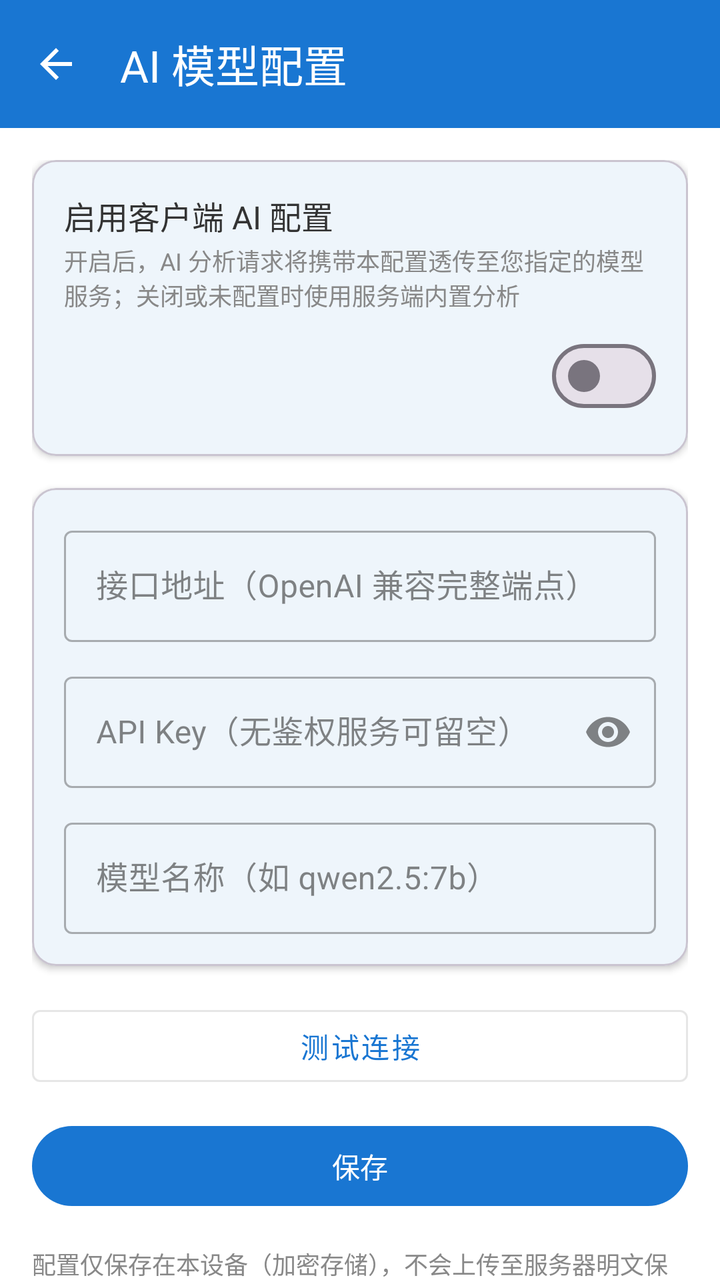
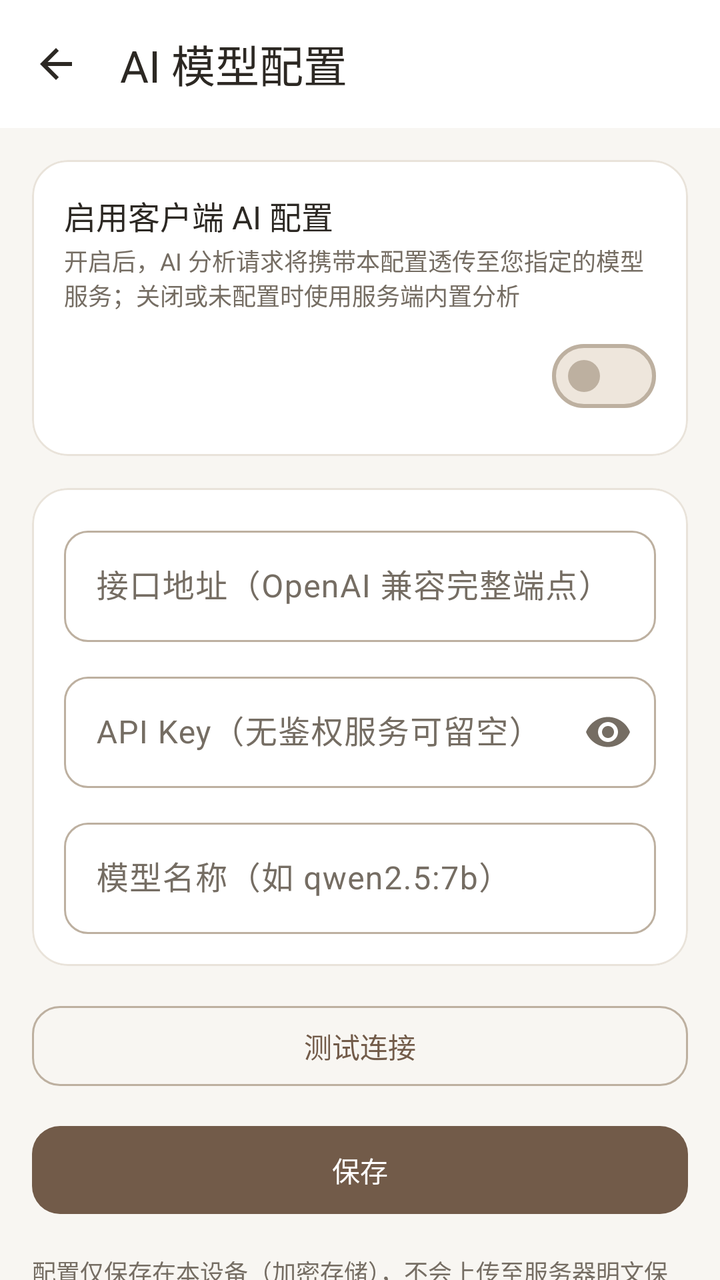

The first picture is an Android layout as it rendered before a commit; the second is the same layout after the commit. The layout source and the unified diff follow.
<!-- AndroidManifest.xml: application theme Theme.Project_Pandora -->
<!-- res/layout/activity_ai_config.xml -->
<?xml version="1.0" encoding="utf-8"?>
<layout xmlns:android="http://schemas.android.com/apk/res/android"
    xmlns:app="http://schemas.android.com/apk/res-auto">

    <data>

    </data>

    <androidx.constraintlayout.widget.ConstraintLayout
        android:layout_width="match_parent"
        android:layout_height="match_parent"
        android:background="@color/color_bg_page">

        <com.google.android.material.appbar.MaterialToolbar
            android:id="@+id/toolbar"
            android:layout_width="match_parent"
            android:layout_height="wrap_content"
            android:background="?attr/colorPrimary"
            app:title="AI 模型配置"
            app:titleTextColor="@android:color/white"
            app:navigationIcon="@drawable/ic_back"
            app:layout_constraintTop_toTopOf="parent" />

        <ScrollView
            android:layout_width="match_parent"
            android:layout_height="0dp"
            android:fillViewport="true"
            android:scrollbars="none"
            app:layout_constraintTop_toBottomOf="@id/toolbar"
            app:layout_constraintBottom_toBottomOf="parent">

            <LinearLayout
                android:layout_width="match_parent"
                android:layout_height="wrap_content"
                android:orientation="vertical"
                android:padding="16dp">

                <com.google.android.material.card.MaterialCardView
                    android:layout_width="match_parent"
                    android:layout_height="wrap_content"
                    android:layout_marginBottom="16dp"
                    app:cardCornerRadius="12dp"
                    app:cardElevation="2dp">

                    <LinearLayout
                        android:layout_width="match_parent"
                        android:layout_height="wrap_content"
                        android:orientation="vertical"
                        android:padding="16dp">

                        <TextView
                            android:layout_width="match_parent"
                            android:layout_height="wrap_content"
                            android:text="启用客户端 AI 配置"
                            android:textSize="16sp"
                            android:textColor="@color/color_text_primary" />

                        <TextView
                            android:layout_width="match_parent"
                            android:layout_height="wrap_content"
                            android:layout_marginTop="2dp"
                            android:text="开启后，AI 分析请求将携带本配置透传至您指定的模型服务；关闭或未配置时使用服务端内置分析"
                            android:textSize="12sp"
                            android:textColor="@color/color_text_secondary" />

                        <com.google.android.material.materialswitch.MaterialSwitch
                            android:id="@+id/switch_enable"
                            android:layout_width="match_parent"
                            android:layout_height="wrap_content"
                            android:layout_marginTop="8dp" />

                    </LinearLayout>
                </com.google.android.material.card.MaterialCardView>

                <com.google.android.material.card.MaterialCardView
                    android:layout_width="match_parent"
                    android:layout_height="wrap_content"
                    android:layout_marginBottom="16dp"
                    app:cardCornerRadius="12dp"
                    app:cardElevation="2dp">

                    <LinearLayout
                        android:layout_width="match_parent"
                        android:layout_height="wrap_content"
                        android:orientation="vertical"
                        android:padding="16dp">

                        <com.google.android.material.textfield.TextInputLayout
                            android:id="@+id/til_api_url"
                            style="@style/Widget.MaterialComponents.TextInputLayout.OutlinedBox"
                            android:layout_width="match_parent"
                            android:layout_height="wrap_content"
                            android:layout_marginBottom="12dp"
                            android:hint="接口地址（OpenAI 兼容完整端点）">

                            <com.google.android.material.textfield.TextInputEditText
                                android:id="@+id/edit_api_url"
                                android:layout_width="match_parent"
                                android:layout_height="wrap_content"
                                android:inputType="textUri"
                                android:maxLines="1"
                                android:textColor="@color/color_text_edit_content" />
                        </com.google.android.material.textfield.TextInputLayout>

                        <com.google.android.material.textfield.TextInputLayout
                            android:id="@+id/til_api_key"
                            style="@style/Widget.MaterialComponents.TextInputLayout.OutlinedBox"
                            android:layout_width="match_parent"
                            android:layout_height="wrap_content"
                            android:layout_marginBottom="12dp"
                            android:hint="API Key（无鉴权服务可留空）"
                            app:endIconMode="password_toggle">

                            <com.google.android.material.textfield.TextInputEditText
                                android:id="@+id/edit_api_key"
                                android:layout_width="match_parent"
                                android:layout_height="wrap_content"
                                android:inputType="textPassword"
                                android:maxLines="1"
                                android:textColor="@color/color_text_edit_content" />
                        </com.google.android.material.textfield.TextInputLayout>

                        <com.google.android.material.textfield.TextInputLayout
                            android:id="@+id/til_model"
                            style="@style/Widget.MaterialComponents.TextInputLayout.OutlinedBox"
                            android:layout_width="match_parent"
                            android:layout_height="wrap_content"
                            android:hint="模型名称（如 qwen2.5:7b）">

                            <com.google.android.material.textfield.TextInputEditText
                                android:id="@+id/edit_model"
                                android:layout_width="match_parent"
                                android:layout_height="wrap_content"
                                android:inputType="text"
                                android:maxLines="1"
                                android:textColor="@color/color_text_edit_content" />
                        </com.google.android.material.textfield.TextInputLayout>

                    </LinearLayout>
                </com.google.android.material.card.MaterialCardView>

                <com.google.android.material.button.MaterialButton
                    android:id="@+id/btn_test"
                    style="@style/Widget.MaterialComponents.Button.OutlinedButton"
                    android:layout_width="match_parent"
                    android:layout_height="wrap_content"
                    android:layout_marginBottom="12dp"
                    android:text="测试连接" />

                <com.google.android.material.button.MaterialButton
                    android:id="@+id/btn_save"
                    android:layout_width="match_parent"
                    android:layout_height="wrap_content"
                    android:layout_marginBottom="16dp"
                    android:text="保存" />

                <TextView
                    android:layout_width="match_parent"
                    android:layout_height="wrap_content"
                    android:text="配置仅保存在本设备（加密存储），不会上传至服务器明文保存。测试连接使用当前输入值直接探测，与保存操作互不影响。"
                    android:textSize="12sp"
                    android:textColor="@color/color_text_secondary" />

            </LinearLayout>
        </ScrollView>

    </androidx.constraintlayout.widget.ConstraintLayout>
</layout>
<!-- resources referenced by this layout -->
<resources>
  <color name="color_bg_page">#FFFFFFFF</color>
  <color name="color_text_edit_content">#FF000000</color>
  <color name="color_text_primary">#FF333333</color>
  <color name="color_text_secondary">#FF888888</color>
  <style name="Base.Theme.Project_Pandora" parent="Theme.Material3.DayNight.NoActionBar">
          
          <item name="colorPrimary">@color/color_calendar_today</item>
          <item name="colorOnPrimary">@color/white</item>
          <item name="colorSurface">@color/color_bg_page</item>
          <item name="colorOnSurface">@color/color_text_primary</item>
          <item name="colorOnSurfaceVariant">@color/color_text_secondary</item>
          <item name="android:colorBackground">@color/color_bg_page</item>
          <item name="android:textColorPrimary">@color/color_text_primary</item>
          <item name="android:textColorSecondary">@color/color_text_secondary</item>
      </style>
  <color name="color_calendar_today">#FF1976D2</color>
  <color name="white">#FFFFFFFF</color>
  <!-- unchanged entries left out for length: 2 -->
</resources>

<!-- the commit's change to res/layout/activity_ai_config.xml (unified diff, before → after) -->
@@ -15,11 +15,14 @@
             android:id="@+id/toolbar"
             android:layout_width="match_parent"
             android:layout_height="wrap_content"
-            android:background="?attr/colorPrimary"
+            android:background="@color/color_surface"
             app:title="AI 模型配置"
-            app:titleTextColor="@android:color/white"
+            app:titleTextColor="@color/color_text_primary"
             app:navigationIcon="@drawable/ic_back"
-            app:layout_constraintTop_toTopOf="parent" />
+            app:layout_constraintTop_toTopOf="parent"
+            style="@style/Widget.Pandora.Toolbar"
+            app:navigationIconTint="@color/color_text_primary"
+            android:elevation="0dp" />
 
         <ScrollView
             android:layout_width="match_parent"
@@ -39,8 +42,9 @@
                     android:layout_width="match_parent"
                     android:layout_height="wrap_content"
                     android:layout_marginBottom="16dp"
-                    app:cardCornerRadius="12dp"
-                    app:cardElevation="2dp">
+                    app:cardCornerRadius="18dp"
+                    app:cardElevation="0dp"
+                    app:cardBackgroundColor="@color/color_surface">
 
                     <LinearLayout
                         android:layout_width="match_parent"
@@ -76,8 +80,9 @@
                     android:layout_width="match_parent"
                     android:layout_height="wrap_content"
                     android:layout_marginBottom="16dp"
-                    app:cardCornerRadius="12dp"
-                    app:cardElevation="2dp">
+                    app:cardCornerRadius="18dp"
+                    app:cardElevation="0dp"
+                    app:cardBackgroundColor="@color/color_surface">
 
                     <LinearLayout
                         android:layout_width="match_parent"
@@ -87,7 +92,7 @@
 
                         <com.google.android.material.textfield.TextInputLayout
                             android:id="@+id/til_api_url"
-                            style="@style/Widget.MaterialComponents.TextInputLayout.OutlinedBox"
+                            style="@style/Widget.Pandora.TextInput"
                             android:layout_width="match_parent"
                             android:layout_height="wrap_content"
                             android:layout_marginBottom="12dp"
@@ -104,7 +109,7 @@
 
                         <com.google.android.material.textfield.TextInputLayout
                             android:id="@+id/til_api_key"
-                            style="@style/Widget.MaterialComponents.TextInputLayout.OutlinedBox"
+                            style="@style/Widget.Pandora.TextInput"
                             android:layout_width="match_parent"
                             android:layout_height="wrap_content"
                             android:layout_marginBottom="12dp"
@@ -122,7 +127,7 @@
 
                         <com.google.android.material.textfield.TextInputLayout
                             android:id="@+id/til_model"
-                            style="@style/Widget.MaterialComponents.TextInputLayout.OutlinedBox"
+                            style="@style/Widget.Pandora.TextInput"
                             android:layout_width="match_parent"
                             android:layout_height="wrap_content"
                             android:hint="模型名称（如 qwen2.5:7b）">
@@ -141,7 +146,7 @@
 
                 <com.google.android.material.button.MaterialButton
                     android:id="@+id/btn_test"
-                    style="@style/Widget.MaterialComponents.Button.OutlinedButton"
+                    style="@style/Widget.Pandora.Button.Outlined"
                     android:layout_width="match_parent"
                     android:layout_height="wrap_content"
                     android:layout_marginBottom="12dp"
@@ -152,7 +157,8 @@
                     android:layout_width="match_parent"
                     android:layout_height="wrap_content"
                     android:layout_marginBottom="16dp"
-                    android:text="保存" />
+                    android:text="保存"
+                    android:textColor="@color/color_on_accent" />
 
                 <TextView
                     android:layout_width="match_parent"
<!-- resource entries referenced after the edit -->
@@ -1,22 +1,178 @@
 <!-- resources referenced by this layout -->
 <resources>
-  <color name="color_bg_page">#FFFFFFFF</color>
-  <color name="color_text_edit_content">#FF000000</color>
-  <color name="color_text_primary">#FF333333</color>
-  <color name="color_text_secondary">#FF888888</color>
+  <color name="color_bg_page">#F8F6F2</color>
+  <color name="color_on_accent">#FFFFFF</color>
+  <color name="color_surface">#FFFFFF</color>
+  <color name="color_text_edit_content">#2C2823</color>
+  <color name="color_text_primary">#2C2823</color>
+  <color name="color_text_secondary">#756D63</color>
+  <style name="Widget.Pandora.Button.Outlined" parent="Widget.Material3.Button.OutlinedButton">
+          <item name="cornerRadius">14dp</item>
+          <item name="strokeColor">@color/color_border_strong</item>
+          <item name="android:minHeight">48dp</item>
+          <item name="android:textAppearance">@style/TextAppearance.Pandora.Label</item>
+          <item name="android:textAllCaps">false</item>
+      </style>
+  <style name="Widget.Pandora.TextInput" parent="Widget.Material3.TextInputLayout.OutlinedBox">
+          <item name="boxBackgroundColor">@color/color_surface</item>
+          <item name="boxStrokeColor">@color/pandora_input_stroke</item>
+          <item name="hintTextColor">@color/color_accent</item>
+          <item name="android:textColorHint">@color/color_text_secondary</item>
+          <item name="boxCornerRadiusTopStart">12dp</item>
+          <item name="boxCornerRadiusTopEnd">12dp</item>
+          <item name="boxCornerRadiusBottomStart">12dp</item>
+          <item name="boxCornerRadiusBottomEnd">12dp</item>
+          <item name="boxStrokeWidth">1dp</item>
+          <item name="boxStrokeWidthFocused">2dp</item>
+      </style>
+  <style name="Widget.Pandora.Toolbar" parent="Widget.Material3.Toolbar">
+          <item name="android:background">@color/color_surface</item>
+          <item name="android:minHeight">64dp</item>
+          <item name="android:elevation">0dp</item>
+          <item name="titleTextAppearance">@style/TextAppearance.Pandora.Title</item>
+          <item name="titleTextColor">@color/color_text_primary</item>
+          <item name="subtitleTextColor">@color/color_text_secondary</item>
+          <item name="navigationIconTint">@color/color_text_primary</item>
+          <item name="contentInsetStart">20dp</item>
+          <item name="contentInsetEnd">16dp</item>
+      </style>
+  <color name="color_border_strong">#BDB0A0</color>
+  <style name="TextAppearance.Pandora.Label" parent="TextAppearance.Material3.LabelLarge">
+          <item name="android:fontFamily">sans-serif-medium</item>
+          <item name="android:textSize">14sp</item>
+          <item name="android:letterSpacing">0</item>
+          <item name="android:textAllCaps">false</item>
+      </style>
+  <color name="color_accent">#725B49</color>
+  <style name="TextAppearance.Pandora.Title" parent="TextAppearance.Material3.TitleLarge">
+          <item name="android:fontFamily">sans-serif-medium</item>
+          <item name="android:textSize">22sp</item>
+          <item name="android:textColor">@color/color_text_primary</item>
+      </style>
   <style name="Base.Theme.Project_Pandora" parent="Theme.Material3.DayNight.NoActionBar">
           
-          <item name="colorPrimary">@color/color_calendar_today</item>
-          <item name="colorOnPrimary">@color/white</item>
-          <item name="colorSurface">@color/color_bg_page</item>
+          <item name="colorPrimary">@color/color_accent</item>
+          <item name="colorOnPrimary">@color/color_on_accent</item>
+          <item name="colorPrimaryContainer">@color/color_accent_soft</item>
+          <item name="colorOnPrimaryContainer">@color/color_text_primary</item>
+          <item name="colorSecondary">@color/color_accent</item>
+          <item name="colorOnSecondary">@color/color_on_accent</item>
+          <item name="colorSecondaryContainer">@color/color_accent_soft</item>
+          <item name="colorOnSecondaryContainer">@color/color_text_primary</item>
+          <item name="colorTertiary">@color/color_accent</item>
+          <item name="colorOnTertiary">@color/color_on_accent</item>
+          <item name="colorTertiaryContainer">@color/color_accent_soft</item>
+          <item name="colorOnTertiaryContainer">@color/color_text_primary</item>
+          <item name="colorSurface">@color/color_surface</item>
           <item name="colorOnSurface">@color/color_text_primary</item>
           <item name="colorOnSurfaceVariant">@color/color_text_secondary</item>
+          <item name="colorSurfaceVariant">@color/color_surface_soft</item>
+          <item name="colorSurfaceContainerLowest">@color/color_surface</item>
+          <item name="colorSurfaceContainerLow">@color/color_surface</item>
+          <item name="colorSurfaceContainer">@color/color_surface_soft</item>
+          <item name="colorSurfaceContainerHigh">@color/color_surface_soft</item>
+          <item name="colorSurfaceContainerHighest">@color/color_accent_soft</item>
+          <item name="colorOutline">@color/color_border_strong</item>
+          <item name="colorOutlineVariant">@color/color_divider</item>
+          <item name="colorError">@color/color_error</item>
+          <item name="colorOnError">@color/color_on_accent</item>
+          <item name="colorErrorContainer">@color/color_error_surface</item>
+          <item name="colorOnErrorContainer">@color/color_error</item>
+          <item name="colorControlHighlight">@color/color_accent_soft</item>
           <item name="android:colorBackground">@color/color_bg_page</item>
+          <item name="android:windowBackground">@color/color_bg_page</item>
           <item name="android:textColorPrimary">@color/color_text_primary</item>
           <item name="android:textColorSecondary">@color/color_text_secondary</item>
+          <item name="android:fontFamily">sans-serif</item>
+          <item name="fontFamily">sans-serif</item>
+          <item name="textAppearanceBodyLarge">@style/TextAppearance.Pandora.Body</item>
+          <item name="textAppearanceBodyMedium">@style/TextAppearance.Pandora.BodySmall</item>
+          <item name="textAppearanceTitleLarge">@style/TextAppearance.Pandora.Title</item>
+          <item name="textAppearanceLabelLarge">@style/TextAppearance.Pandora.Label</item>
+          <item name="materialButtonStyle">@style/Widget.Pandora.Button</item>
+          <item name="materialButtonOutlinedStyle">@style/Widget.Pandora.Button.Outlined</item>
+          <item name="materialCardViewStyle">@style/Widget.Pandora.Card</item>
+          <item name="cardViewStyle">@style/Widget.Pandora.LegacyCard</item>
+          <item name="toolbarStyle">@style/Widget.Pandora.Toolbar</item>
+          <item name="textInputStyle">@style/Widget.Pandora.TextInput</item>
+          <item name="tabStyle">@style/Widget.Pandora.Tabs</item>
+          <item name="chipStyle">@style/Widget.Pandora.Chip</item>
+          <item name="bottomNavigationStyle">@style/Widget.Pandora.BottomNavigation</item>
+          <item name="floatingActionButtonStyle">@style/Widget.Pandora.Fab</item>
       </style>
-  <color name="color_calendar_today">#FF1976D2</color>
-  <color name="white">#FFFFFFFF</color>
+  <color name="color_accent_soft">#EEE6DC</color>
+  <color name="color_surface_soft">#F3EFE8</color>
+  <color name="color_divider">#E9E3DA</color>
+  <color name="color_error">#A1473A</color>
+  <color name="color_error_surface">#F8EAE5</color>
+  <style name="TextAppearance.Pandora.Body" parent="TextAppearance.Material3.BodyLarge">
+          <item name="android:fontFamily">sans-serif</item>
+          <item name="android:textSize">16sp</item>
+          <item name="android:textColor">@color/color_text_primary</item>
+      </style>
+  <style name="TextAppearance.Pandora.BodySmall" parent="TextAppearance.Material3.BodyMedium">
+          <item name="android:textSize">14sp</item>
+          <item name="android:textColor">@color/color_text_secondary</item>
+      </style>
+  <style name="Widget.Pandora.Button" parent="Widget.Material3.Button">
+          <item name="cornerRadius">14dp</item>
+          <item name="android:minHeight">52dp</item>
+          <item name="android:textAppearance">@style/TextAppearance.Pandora.Label</item>
+          <item name="android:textAllCaps">false</item>
+          <item name="android:stateListAnimator">@null</item>
+      </style>
+  <style name="Widget.Pandora.Card" parent="Widget.MaterialComponents.CardView">
+          <item name="cardBackgroundColor">@color/color_surface</item>
+          <item name="cardCornerRadius">18dp</item>
+          <item name="cardElevation">0dp</item>
+          <item name="strokeColor">@color/color_divider</item>
+          <item name="strokeWidth">1dp</item>
+      </style>
+  <style name="Widget.Pandora.LegacyCard" parent="CardView">
+          <item name="cardBackgroundColor">@color/color_surface</item>
+          <item name="cardCornerRadius">18dp</item>
+          <item name="cardElevation">1dp</item>
+      </style>
+  <style name="Widget.Pandora.Tabs" parent="Widget.Material3.TabLayout">
+          <item name="android:background">@color/color_surface</item>
+          <item name="tabTextAppearance">@style/TextAppearance.Pandora.Label</item>
+          <item name="tabTextColor">@color/color_text_secondary</item>
+          <item name="tabSelectedTextColor">@color/color_accent</item>
+          <item name="tabIndicatorColor">@color/color_accent</item>
+          <item name="tabIndicatorHeight">2dp</item>
+          <item name="tabRippleColor">@color/color_accent_soft</item>
+      </style>
+  <style name="Widget.Pandora.Chip" parent="Widget.Material3.Chip.Filter">
+          <item name="chipBackgroundColor">@color/pandora_chip_background</item>
+          <item name="android:textColor">@color/pandora_chip_text</item>
+          <item name="chipStrokeColor">@color/color_divider</item>
+          <item name="chipStrokeWidth">1dp</item>
+          <item name="chipCornerRadius">12dp</item>
+          <item name="ensureMinTouchTargetSize">true</item>
+      </style>
+  <style name="Widget.Pandora.BottomNavigation" parent="Widget.Material3.BottomNavigationView">
+          <item name="android:background">@color/color_surface</item>
+          <item name="elevation">0dp</item>
+          <item name="itemIconSize">23dp</item>
+          <item name="itemIconTint">@color/bottom_nav_color_selector</item>
+          <item name="itemTextColor">@color/bottom_nav_color_selector</item>
+          <item name="itemTextAppearanceActive">@style/TextAppearance.Pandora.Navigation</item>
+          <item name="itemTextAppearanceInactive">@style/TextAppearance.Pandora.Navigation</item>
+          <item name="itemActiveIndicatorStyle">@style/Widget.Pandora.NavIndicator</item>
+      </style>
+  <style name="Widget.Pandora.Fab" parent="Widget.Material3.FloatingActionButton.Primary">
+          <item name="backgroundTint">@color/color_accent</item>
+          <item name="tint">@color/color_on_accent</item>
+          <item name="elevation">2dp</item>
+      </style>
+  <style name="TextAppearance.Pandora.Navigation" parent="TextAppearance.Material3.LabelMedium">
+          <item name="android:fontFamily">sans-serif-medium</item>
+          <item name="android:textSize">12sp</item>
+          <item name="android:letterSpacing">0</item>
+      </style>
+  <style name="Widget.Pandora.NavIndicator" parent="Widget.Material3.BottomNavigationView.ActiveIndicator">
+          <item name="android:color">@color/color_accent_soft</item>
+      </style>
   <!-- unchanged entries left out for length: 2 -->
 </resources>
 
